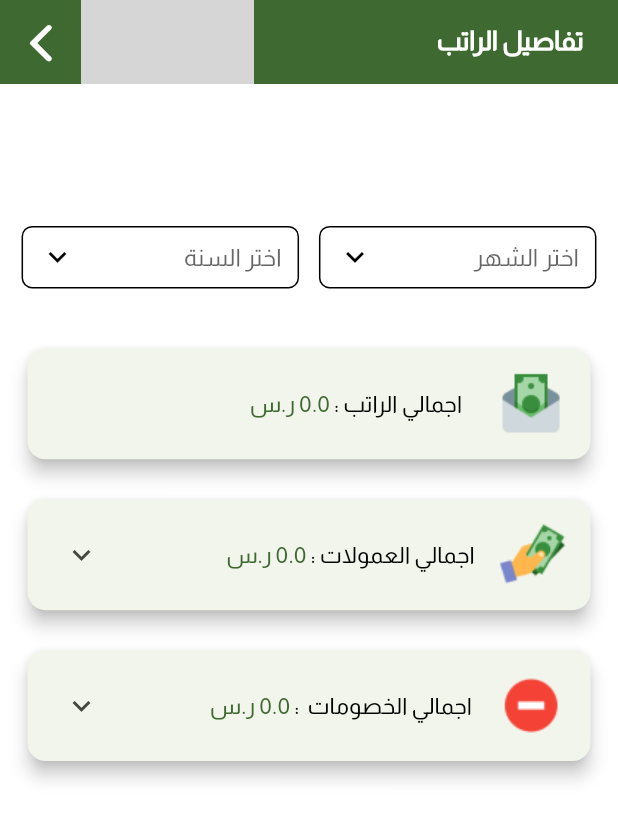
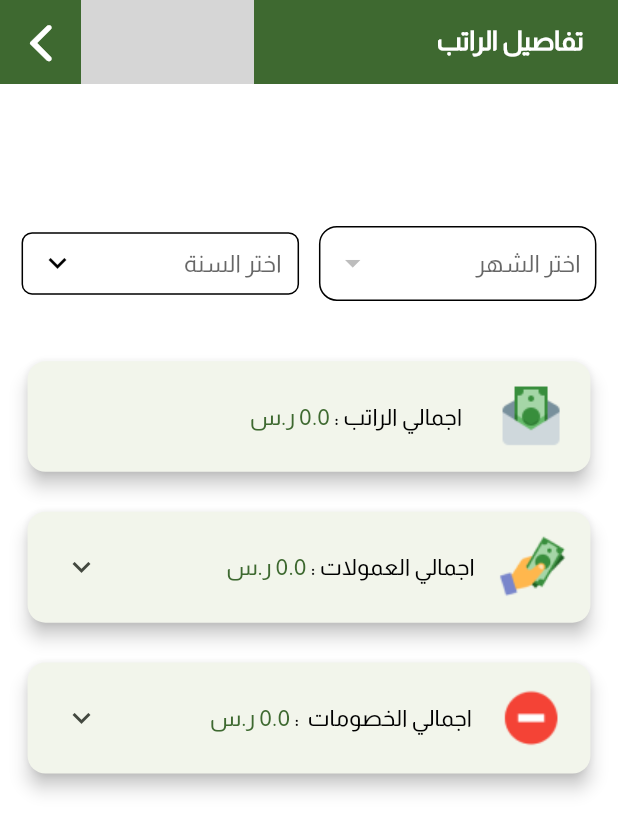
Before and after one commit to ibrahimMedhat-1/CleanTechApp, a Flutter app: the SalaryDetailsScreen screen opened by its route, on a phone screen of 412 x 824 dp. Shown: the top 832 px of the screen. Run offline on Flutter 3.47's test engine with Material 3 defaults, Android fonts, the phone set to English and light mode, and no system bars; our stand-ins replace bloc, curved_navigation_bar, dartz, dio, flutter_bloc, flutter_screenutil and 6 more; accounts and stored records are empty; network calls fail; project files that could hold a hidden picture were left out; grey boxes are pictures that could not be loaded.

Commit message:
fix issue to select month for current year

```diff
--- a/lib/src/core/config/routes/app_imports.dart
+++ b/lib/src/core/config/routes/app_imports.dart
@@ -12,6 +12,7 @@ export 'package:ct_clean/src/feature/schedule_previous_tasks/logic/model/old_mis
 export 'package:ct_clean/src/feature/schedule_previous_tasks/logic/data/old_missions_repo.dart';
 export 'package:ct_clean/src/feature/schedule_previous_tasks/presentation/manager/old_mission_cubit.dart';
 export 'package:ct_clean/src/feature/schedule_previous_tasks/presentation/widgets/previous_task_item.dart';
+export 'package:ct_clean/src/feature/salary_details/logic/data/salary_details_repo.dart';
 
 
 
--- a/lib/src/core/utils/pop_up.dart
+++ b/lib/src/core/utils/pop_up.dart
@@ -52,7 +52,7 @@ OverlayEntry _createToastOverlayEntry(String message) {
 Future<bool> onWillPop({DateTime? currentBackPressTime}) {
   DateTime now = DateTime.now();
   if (currentBackPressTime == null ||
-      now.difference(currentBackPressTime ?? DateTime.now()) >
+      now.difference(currentBackPressTime) >
           const Duration(seconds: 2)) {
     currentBackPressTime = now;
      return Future.value(false);
--- a/lib/src/core/widgets/drop_down.dart
+++ b/lib/src/core/widgets/drop_down.dart
@@ -1,4 +1,3 @@
-
 import 'package:ct_clean/src/core/config/routes/app_imports.dart';
 
 class Dropdown<T> extends StatelessWidget {
@@ -20,6 +19,7 @@ class Dropdown<T> extends StatelessWidget {
       this.radius = 7,
       this.borderSideColor,
       this.hintStyle,
+      this.onTap,
       this.itemsColor});
 
   final List<T> items;
@@ -39,6 +39,7 @@ class Dropdown<T> extends StatelessWidget {
   final double radius;
   final Color? borderSideColor;
   final Color? itemsColor;
+  final VoidCallback? onTap;
 
   @override
   Widget build(BuildContext context) {
@@ -71,6 +72,8 @@ class Dropdown<T> extends StatelessWidget {
           }).toList(),
           validator: validator,
           onChanged: onChanged,
+          onTap: onTap,
+
           value: value,
           isDense: true,
           dropdownColor: dropColor ?? AppColors.primary,
@@ -132,8 +135,10 @@ class MainDropdown<T> extends StatelessWidget {
     required this.list,
     this.value,
   });
+
   final T? value;
   final List<T> list;
+
   @override
   Widget build(BuildContext context) {
     return DropdownButton<T>(
--- a/lib/src/feature/salary_details/presentation/manager/salary_cubit.dart
+++ b/lib/src/feature/salary_details/presentation/manager/salary_cubit.dart
@@ -1,5 +1,5 @@
- import 'package:ct_clean/src/core/config/routes/app_imports.dart';
-import 'package:ct_clean/src/feature/salary_details/logic/data/salary_details_repo.dart';
+import 'package:ct_clean/src/core/config/routes/app_imports.dart';
+
 part 'salary_state.dart';
 
 class SalaryCubit extends Cubit<SalaryState> {
@@ -17,24 +17,34 @@ class SalaryCubit extends Cubit<SalaryState> {
       emit(SalarySuccess());
     });
   }
+
   int? selectedYear;
-void yearOnChange(int? year) {
+
+  void yearOnChange(int? year) {
     params = params.copyWith(year: year);
+    if (year == DateTime.now().year) {
+      selectedMonth = 1;
+    }
     selectedYear = year;
     getSalaryDetails();
   }
+
+  List<int>? listMonths;
+
   List<int> get getListMonthByCurrentYear {
-  if(selectedYear == null) return [];
-    if(selectedYear == DateTime.now().year){
-
-      return List.generate(DateTime.now().month -1 , (index) => index + 1);
-    }else{
+    if (selectedYear == null) return [];
+    if (selectedYear == DateTime.now().year) {
+      return List.generate(DateTime.now().month - 1, (index) => index + 1);
+    } else {
       return List.generate(12, (index) => index + 1);
     }
   }
 
+  int? selectedMonth;
+
   void monthOnChange(int? month) {
     params = params.copyWith(month: month);
+    selectedMonth = month;
     getSalaryDetails();
   }
 }
--- a/lib/src/feature/salary_details/presentation/screens/salary_details_screen.dart
+++ b/lib/src/feature/salary_details/presentation/screens/salary_details_screen.dart
@@ -38,7 +38,7 @@ class SalaryDetailsScreen extends StatelessWidget {
                 21.isHeight,
                 const TotalCommissionCard(),
                 21.isHeight,
-                TotalDiscountsCard(),
+                const TotalDiscountsCard(),
                 50.isHeight
               ],
             ),
--- a/lib/src/feature/salary_details/presentation/widgets/day_month_drop_down.dart
+++ b/lib/src/feature/salary_details/presentation/widgets/day_month_drop_down.dart
@@ -6,22 +6,43 @@ class DayAndMonthDropDown extends StatelessWidget {
 
   @override
   Widget build(BuildContext context) {
-    return BlocBuilder<SalaryCubit,SalaryState>(
+    return BlocBuilder<SalaryCubit, SalaryState>(
       builder: (context, state) {
         var cubit = context.read<SalaryCubit>();
         return Row(
           children: [
             Expanded(
-              child: Dropdown(
-                dropColor: AppColors.white,
-                borderSideColor: AppColors.black,
-                items: cubit.getListMonthByCurrentYear,
-                itemToString: (value) => value.toString(),
-                itemsColor: AppColors.black,
-                onChanged: cubit.monthOnChange,
-                hint: AppStrings.selectMonth.tr(context),
-              ),
-            ),
+                child:
+                    // Dropdown(
+                    //   dropColor: AppColors.white,
+                    //   borderSideColor: AppColors.black,
+                    //   items: cubit.getListMonthByCurrentYear ?? <int>[],
+                    //   itemToString: (value) => cubit.selectedMonth.toString(),
+                    //   itemsColor: AppColors.black,
+                    //   onChanged: cubit.monthOnChange,
+                    //   hint: AppStrings.selectMonth.tr(context),
+                    // ),
+                    //Month
+                    Container(
+                      decoration: BoxDecoration(
+                        border: Border.all(color: AppColors.black),
+                        borderRadius: BorderRadius.circular(12),
+                      ),
+                      padding: EdgeInsetsDirectional.symmetric(horizontal: 10.w),
+                      child: DropdownButton(
+                                    value: cubit.selectedMonth,
+                                    items: cubit.getListMonthByCurrentYear
+                                        .map((e) => DropdownMenuItem(
+                          value: e,
+                          child: Text(e.toString()),
+                        ))
+                                        .toList(),
+                                    onChanged: cubit.monthOnChange,
+                                    hint: Text(AppStrings.selectMonth.tr(context)),
+                                    underline: const SizedBox.shrink(),
+                                    isExpanded: true,
+                                  ),
+                    )),
             15.isWight,
             Expanded(
               child: Dropdown(
@@ -30,6 +51,11 @@ class DayAndMonthDropDown extends StatelessWidget {
                 items: AppFunctions().generateListYearRange(),
                 itemToString: (value) => value.toString(),
                 itemsColor: AppColors.black,
+                onTap: () {
+                  print('object');
+                  // cubit.listMonths?.clear();
+                  // cubit.getListMonthByCurrentYear();
+                },
                 onChanged: cubit.yearOnChange,
                 hint: AppStrings.selectYear.tr(context),
               ),
```
